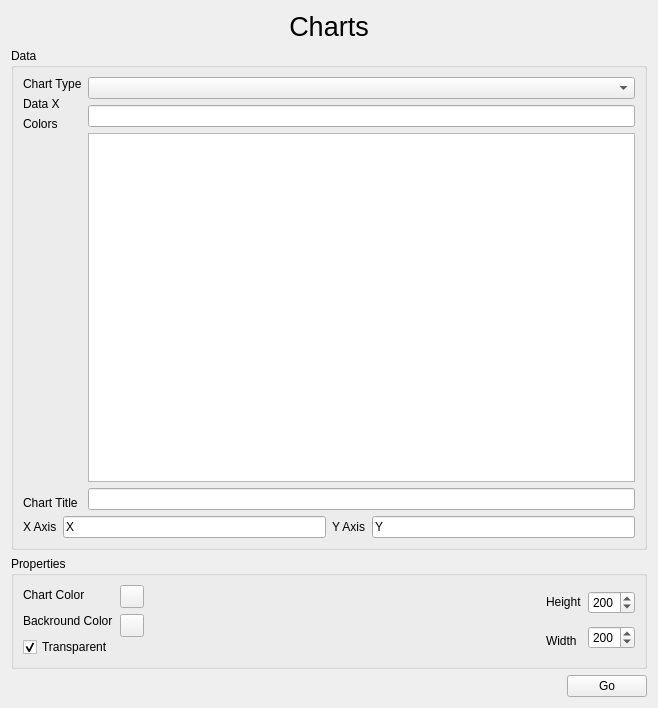
Qt form sources/Forms/formcharts.ui (jose94752/ClipEdit) before a commit.
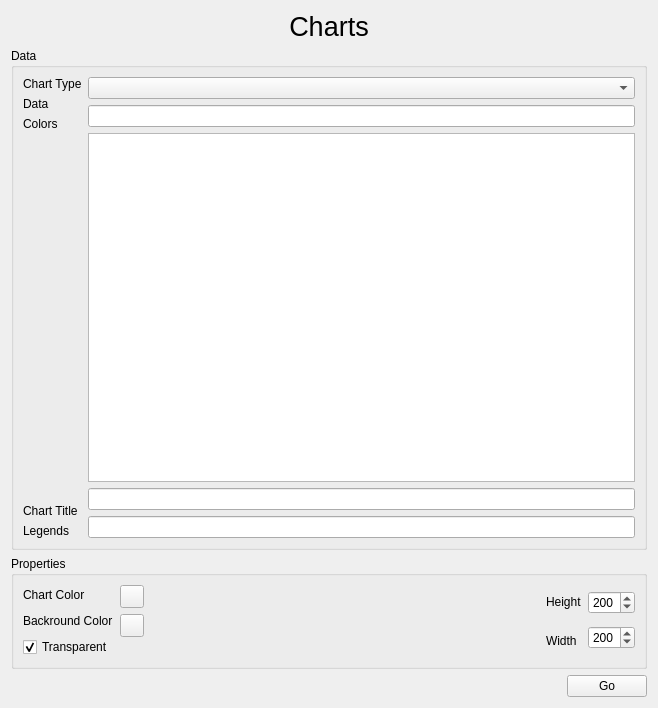
The same form after that commit. Custom widgets are drawn as their Qt base class.

Patch:
```diff
--- a/sources/Forms/formcharts.ui
+++ b/sources/Forms/formcharts.ui
@@ -40,11 +40,7 @@
      <property name="title">
       <string>Data</string>
      </property>
-     <layout class="QVBoxLayout" name="verticalLayout_12">
-      <item>
-       <layout class="QHBoxLayout" name="horizontalLayout_7">
-        <item>
-         <layout class="QVBoxLayout" name="verticalLayout_5">
+     <layout class="QHBoxLayout" name="horizontalLayout_2">
           <item>
            <layout class="QHBoxLayout" name="horizontalLayout_5">
             <item>
@@ -59,7 +55,7 @@
               <item>
                <widget class="QLabel" name="label_2">
                 <property name="text">
-                 <string>Data X</string>
+             <string>Data</string>
                 </property>
                </widget>
               </item>
@@ -90,6 +86,13 @@
                 </property>
                </widget>
               </item>
+          <item>
+           <widget class="QLabel" name="label_6">
+            <property name="text">
+             <string>Legends</string>
+            </property>
+           </widget>
+          </item>
              </layout>
             </item>
             <item>
@@ -106,48 +109,12 @@
               <item>
                <widget class="QLineEdit" name="qTitle"/>
               </item>
-             </layout>
-            </item>
-           </layout>
-          </item>
           <item>
-           <layout class="QHBoxLayout" name="horizontalLayout_2">
-            <item>
-             <widget class="QLabel" name="label_6">
+           <widget class="QLineEdit" name="qLegends">
               <property name="text">
-               <string>X Axis</string>
-              </property>
-             </widget>
-            </item>
-            <item>
-             <widget class="QLineEdit" name="qXAxis">
-              <property name="text">
-               <string>X</string>
-              </property>
-             </widget>
-            </item>
-            <item>
-             <widget class="QLabel" name="label_5">
-              <property name="text">
-               <string>Y Axis</string>
-              </property>
-             </widget>
-            </item>
-            <item>
-             <widget class="QLineEdit" name="qYAxis">
-              <property name="text">
-               <string>Y</string>
-              </property>
-             </widget>
-            </item>
-           </layout>
-          </item>
-         </layout>
-        </item>
-        <item>
-         <layout class="QVBoxLayout" name="verticalLayout_11">
-          <item>
-           <layout class="QHBoxLayout" name="horizontalLayout_4"/>
+             <string/>
+            </property>
+           </widget>
           </item>
          </layout>
         </item>
```
Left out of the diff: 3 changed lines with no effect on the pictures. Lines whose indentation alone changed are shown as unchanged.
